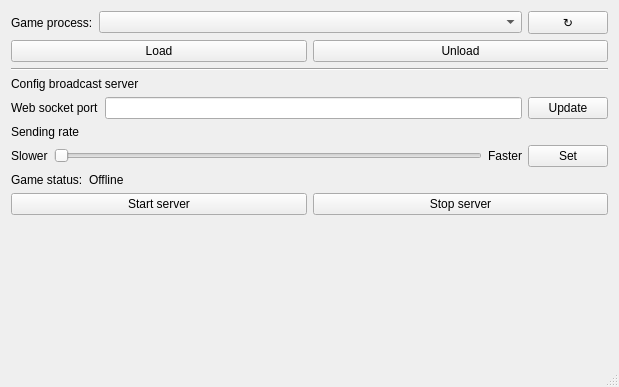
The window that NecromancyLoader/necromancyloaderwindow.ui (Unchpokable/MemorySurf) describes before a commit, drawn with Qt 5.
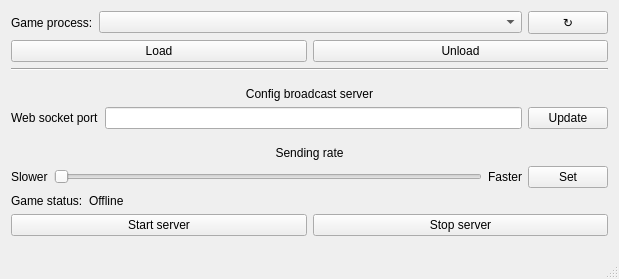
The same window after the commit.

```diff
--- a/NecromancyLoader/necromancyloaderwindow.ui
+++ b/NecromancyLoader/necromancyloaderwindow.ui
@@ -7,7 +7,7 @@
     <x>0</x>
     <y>0</y>
     <width>619</width>
-    <height>387</height>
+    <height>279</height>
    </rect>
   </property>
   <property name="windowTitle">
@@ -77,11 +77,27 @@
       </property>
      </widget>
     </item>
+    <item>
+     <spacer name="verticalSpacer_3">
+      <property name="orientation">
+       <enum>Qt::Vertical</enum>
+      </property>
+      <property name="sizeHint" stdset="0">
+       <size>
+        <width>20</width>
+        <height>40</height>
+       </size>
+      </property>
+     </spacer>
+    </item>
     <item>
      <widget class="QLabel" name="label_2">
       <property name="text">
        <string>Config broadcast server</string>
       </property>
+      <property name="alignment">
+       <set>Qt::AlignCenter</set>
+      </property>
      </widget>
     </item>
     <item>
@@ -105,11 +121,27 @@
       </item>
      </layout>
     </item>
+    <item>
+     <spacer name="verticalSpacer_2">
+      <property name="orientation">
+       <enum>Qt::Vertical</enum>
+      </property>
+      <property name="sizeHint" stdset="0">
+       <size>
+        <width>20</width>
+        <height>40</height>
+       </size>
+      </property>
+     </spacer>
+    </item>
     <item>
      <widget class="QLabel" name="label_4">
       <property name="text">
        <string>Sending rate</string>
       </property>
+      <property name="alignment">
+       <set>Qt::AlignCenter</set>
+      </property>
      </widget>
     </item>
     <item>
```
